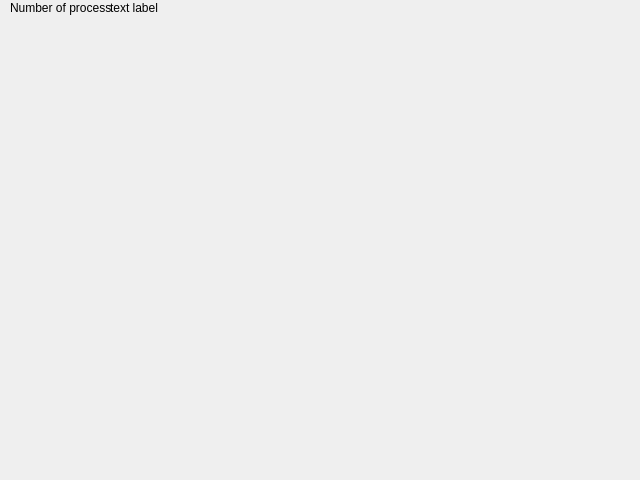
First picture: the form in Memory_Simulator/dialogrun.ui, repository joaohutner/OS_Memory_Allocation_Simulator, before the edit.
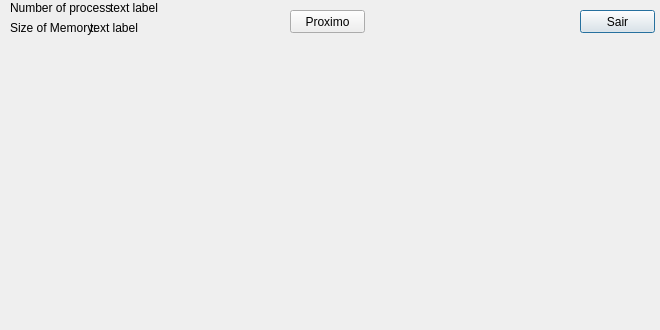
Second picture: the form after the edit.

What changed in the file:
```diff
--- a/Memory_Simulator/dialogrun.ui
+++ b/Memory_Simulator/dialogrun.ui
@@ -6,10 +6,16 @@
    <rect>
     <x>0</x>
     <y>0</y>
-    <width>640</width>
-    <height>480</height>
+    <width>660</width>
+    <height>330</height>
    </rect>
   </property>
+  <property name="minimumSize">
+   <size>
+    <width>0</width>
+    <height>0</height>
+   </size>
+  </property>
   <property name="windowTitle">
    <string>Dialog</string>
   </property>
@@ -39,6 +45,58 @@
     <string>text label</string>
    </property>
   </widget>
+  <widget class="QLabel" name="labelSofM">
+   <property name="geometry">
+    <rect>
+     <x>10</x>
+     <y>20</y>
+     <width>101</width>
+     <height>16</height>
+    </rect>
+   </property>
+   <property name="text">
+    <string>Size of Memory:</string>
+   </property>
+  </widget>
+  <widget class="QLabel" name="labelInputSofM">
+   <property name="geometry">
+    <rect>
+     <x>90</x>
+     <y>20</y>
+     <width>101</width>
+     <height>16</height>
+    </rect>
+   </property>
+   <property name="text">
+    <string>text label</string>
+   </property>
+  </widget>
+  <widget class="QPushButton" name="pushButton">
+   <property name="geometry">
+    <rect>
+     <x>580</x>
+     <y>10</y>
+     <width>75</width>
+     <height>23</height>
+    </rect>
+   </property>
+   <property name="text">
+    <string>Sair</string>
+   </property>
+  </widget>
+  <widget class="QPushButton" name="pushButton_2">
+   <property name="geometry">
+    <rect>
+     <x>290</x>
+     <y>10</y>
+     <width>75</width>
+     <height>23</height>
+    </rect>
+   </property>
+   <property name="text">
+    <string>Proximo</string>
+   </property>
+  </widget>
  </widget>
  <resources/>
  <connections/>
```
Left out of the diff: 19 changed lines with no effect on the pictures.
